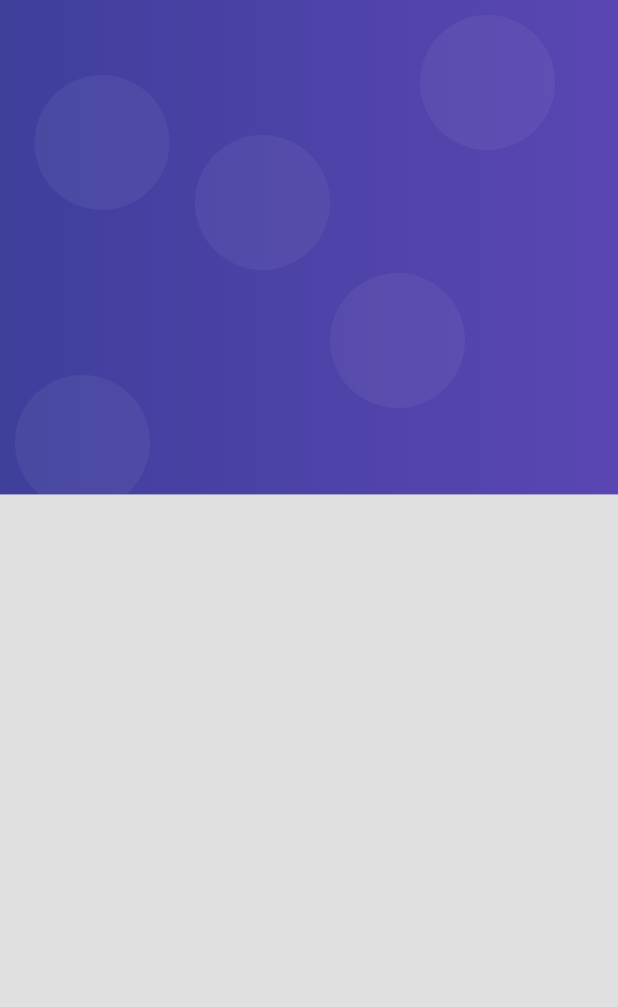
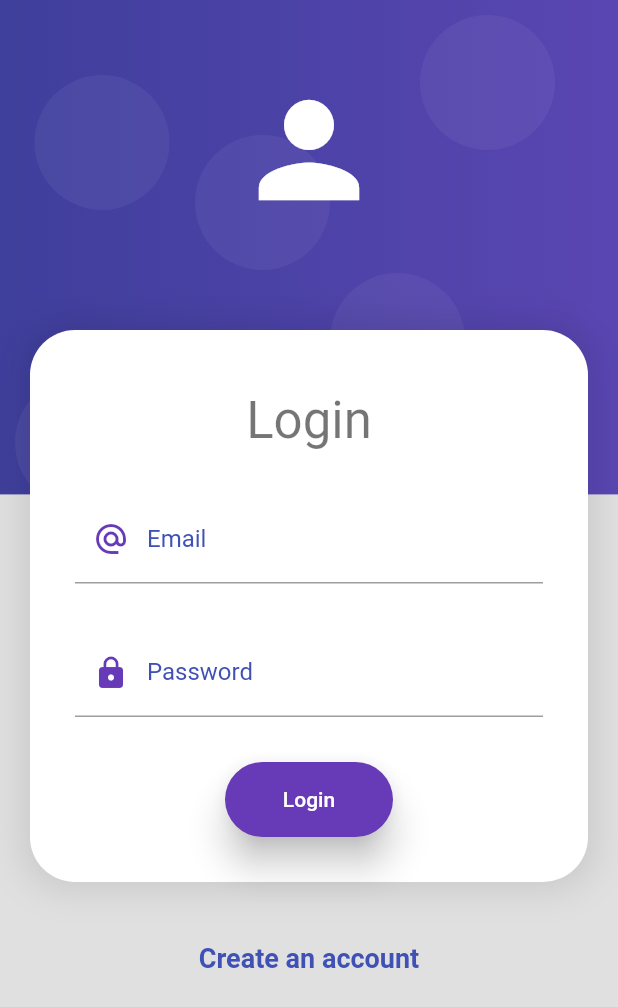
Before and after one commit to juanfranciscocis/Products_App, a Flutter app: the screen it shows after launch, on a phone screen of 412 x 824 dp. Shown: the top 1007 px of the screen. Run offline on Flutter 3.47's test engine with Material 2 defaults, Android fonts, the phone set to English and light mode, and no system bars.

Commit message:
Login Design finished

```diff
--- a/lib/screens/login_screen.dart
+++ b/lib/screens/login_screen.dart
@@ -1,4 +1,6 @@
+
 import 'package:flutter/material.dart';
+import 'package:products_app/ui/input_decoration.dart';
 import 'package:products_app/widgets/widgets.dart';
 
 class LoginScreen extends StatelessWidget{
@@ -7,7 +9,75 @@ class LoginScreen extends StatelessWidget{
   @override
   Widget build(BuildContext context) {
     return Scaffold(
-      body: LoginBackgroundWidget(),
+      body: LoginBackgroundWidget(
+        child: SingleChildScrollView(child: _LoginForm(context:context)),
+      ),
+    );
+  }
+
+  Column _LoginForm({required BuildContext context}) {
+    return Column(
+        children: [
+          SizedBox(height: 200),
+          CardContainerWidget(
+              child: _LoginFields(context: context)
+          ),
+          SizedBox(height: 20),
+          Text('Create an account', style: TextStyle(color: Colors.indigo,fontSize: 18, fontWeight: FontWeight.w600)),
+        ],
+      );
+  }
+
+  Column _LoginFields({required BuildContext context}) {
+    return Column(
+
+      children: [
+        SizedBox( height: 10,),
+        Text('Login', style: Theme.of(context).textTheme.headline4,),
+        SizedBox( height: 30,),
+
+
+        Container(
+          //TODO: MATENER REFERENCIA AL KEY
+          child: Form(
+            child: Column(
+              children:[
+                TextFormField(
+                  autocorrect: false,
+                  keyboardType: TextInputType.emailAddress,
+                  decoration: InputDecorations.decoration(icon: Icons.alternate_email, labelText: 'Email', hintText: 'Enter your email'),
+                ),
+                SizedBox(height: 30,),
+                TextFormField(
+                  obscureText: true,
+                  autocorrect: false,
+                  keyboardType: TextInputType.emailAddress,
+                  decoration: InputDecorations.decoration(icon: Icons.lock,  labelText: 'Password', hintText: 'Enter your password'),
+                ),
+                SizedBox(height: 30,),
+                MaterialButton(
+                  shape: RoundedRectangleBorder(borderRadius: BorderRadius.circular(30)),
+                  color: Colors.deepPurple,
+                    elevation: 10,
+                    child: Container(
+                      child: Center(child: Text('Login', style: TextStyle(color: Colors.white),)),
+                      height: 50,
+                      width: 80,
+                    ),
+
+                    onPressed: (){
+                      Navigator.pushNamed(context, '/home');
+                    }
+                )
+              ]
+            ),
+          ),
+        )
+
+
+
+      ],
+
     );
   }
 }
--- /dev/null
+++ b/lib/ui/input_decoration.dart
@@ -0,0 +1,22 @@
+
+
+import 'package:flutter/material.dart';
+
+class InputDecorations{
+
+  static InputDecoration decoration({
+  required String labelText,
+  required String hintText,
+  required IconData icon,
+}){
+    return InputDecoration(
+      labelText: labelText,
+      labelStyle: TextStyle(color: Colors.indigo),
+      focusedBorder: OutlineInputBorder(
+        borderSide: BorderSide(color: Colors.indigo),
+      ),
+      hintText: hintText,
+      prefixIcon: Icon(icon, color: Colors.deepPurple,),
+    );
+  }
+}
--- /dev/null
+++ b/lib/widgets/card_container_widget.dart
@@ -0,0 +1,42 @@
+
+import 'package:flutter/material.dart';
+
+class CardContainerWidget extends StatelessWidget {
+
+  final Widget child;
+
+  const CardContainerWidget({
+    Key? key, required this.child,
+  }) : super(key: key);
+
+  @override
+  Widget build(BuildContext context) {
+    return Padding(
+      padding: const EdgeInsets.all(20),
+      child: Container(
+        width: double.infinity,
+        //height: 350,
+        //color: Colors.red,
+        padding: const EdgeInsets.all(30),
+        decoration: _createCardShape(),
+        child: this.child,
+      ),
+    );
+  }
+
+  BoxDecoration _createCardShape() {
+    return BoxDecoration(
+      color: Colors.white,
+      borderRadius: BorderRadius.circular(30),
+      boxShadow: [
+        BoxShadow(
+          color: Colors.black.withOpacity(0.1),
+          blurRadius: 20,
+          spreadRadius: 5,
+        ),
+      ],
+
+
+    );
+  }
+}
--- a/lib/widgets/login_background_widget.dart
+++ b/lib/widgets/login_background_widget.dart
@@ -1,7 +1,10 @@
 import 'package:flutter/material.dart';
 
 class LoginBackgroundWidget extends StatelessWidget{
-  const LoginBackgroundWidget({Key? key}) : super(key: key);
+
+  final Widget child;
+
+  const LoginBackgroundWidget({Key? key, required this.child}) : super(key: key);
 
   @override
   Widget build(BuildContext context) {
@@ -11,11 +14,37 @@ class LoginBackgroundWidget extends StatelessWidget{
       child: Stack(
         children: [
           _PurpleBox(),
+
+          _TopIcon(),
+
+          this.child,
+
+
+
         ],
       ),
 
 
 
+    );
+  }
+}
+
+class _TopIcon extends StatelessWidget {
+  const _TopIcon({
+    Key? key,
+  }) : super(key: key);
+
+  @override
+  Widget build(BuildContext context) {
+    return SafeArea(
+      child: Container(
+        width: double.infinity,
+        height: 200,
+        //margin: const EdgeInsets.only(top: 20),
+        //color: Colors.white,
+        child: Icon(Icons.person, size: 100, color: Colors.white) ,
+      ),
     );
   }
 }
--- a/lib/widgets/widgets.dart
+++ b/lib/widgets/widgets.dart
@@ -1,2 +1,4 @@
+
+export 'package:products_app/widgets/card_container_widget.dart';
 
 export 'package:products_app/widgets/login_background_widget.dart';
```
